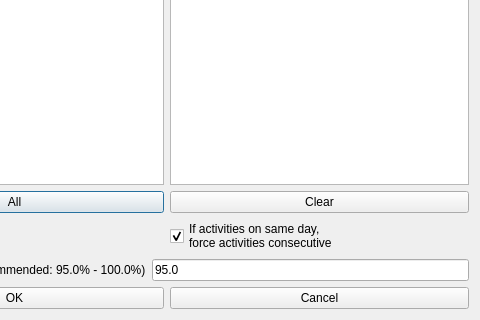
vonmecheln/fet, file fet/src/interface/modifyconstraintmindaysbetweenactivitiesform_template.ui: the form before one commit; both pictures show x 146 to 626 and y 220 to 540 of the 626 by 540 pixel window.
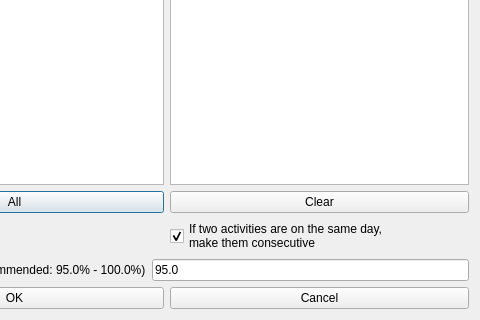
The form after the commit.

```diff
--- a/fet/src/interface/modifyconstraintmindaysbetweenactivitiesform_template.ui
+++ b/fet/src/interface/modifyconstraintmindaysbetweenactivitiesform_template.ui
@@ -180,8 +180,8 @@
      <item>
       <widget class="QCheckBox" name="consecutiveIfSameDayCheckBox">
        <property name="text">
-        <string comment="Keep translation short. Check how the dialog looks (dialog modify min days between a set of activities)">If activities on same day,
-force activities consecutive</string>
+        <string comment="Keep translation short. Check how the dialog looks (dialog modify min days between a set of activities)">If two activities are on the same day,
+make them consecutive</string>
        </property>
        <property name="checked">
         <bool>true</bool>
```
